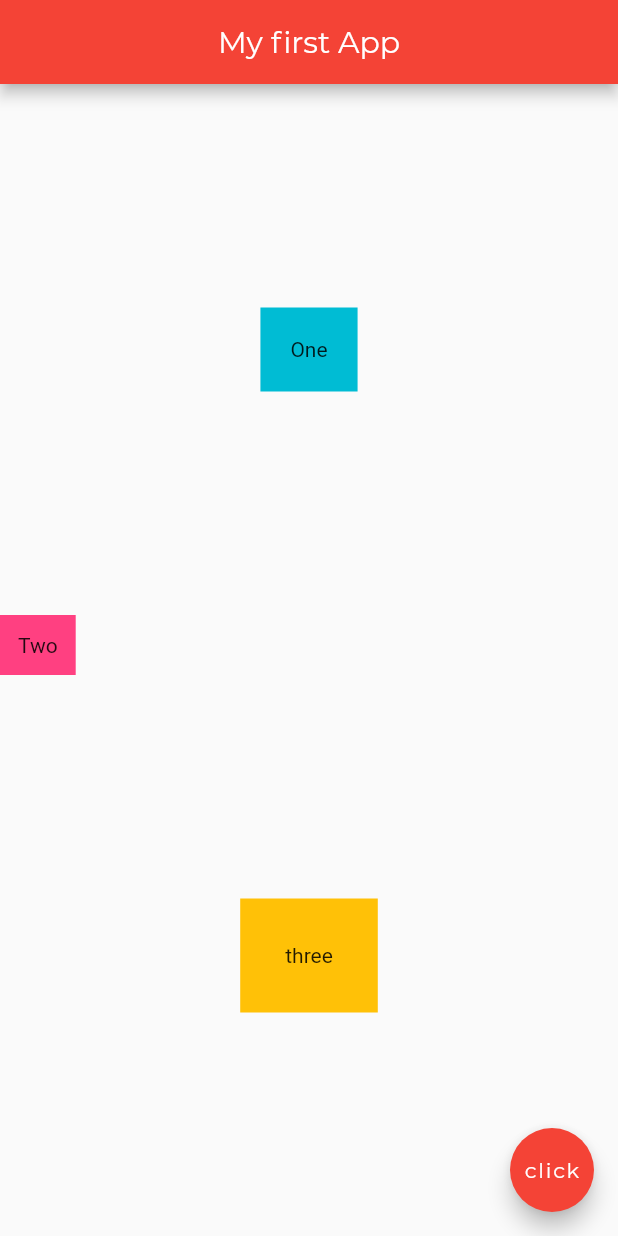
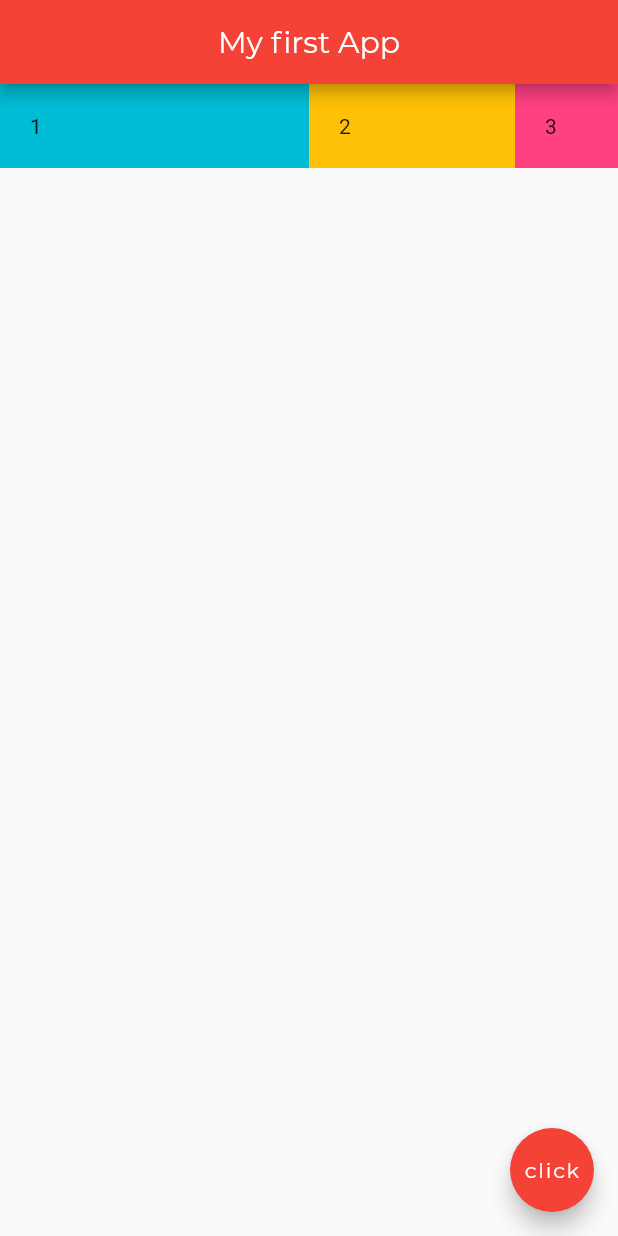
Before and after one commit to Felipemantilla01/flutter-netninja-course, a Flutter app: the screen it shows after launch, on a phone screen of 412 x 824 dp. Run offline on Flutter 3.47's test engine with Material 2 defaults, Android fonts, the phone set to English and light mode, and no system bars.

Commit message:
[feature] using and undestanding expanded widgets

```diff
--- a/lib/main.dart
+++ b/lib/main.dart
@@ -34,37 +34,32 @@ class MyHomePage extends StatelessWidget {
         centerTitle: true,
         backgroundColor: Colors.red,
       ),
-      body:Container(
-        width: double.infinity,
-        child: Column(
-          mainAxisAlignment: MainAxisAlignment.spaceEvenly,
-          crossAxisAlignment: CrossAxisAlignment.center,
-          children: [
-            Column(
-              children: [
-                Container(
-                  color: Colors.cyan,
-                  child: Text('One'),
-                  padding: EdgeInsets.all(20.0),
-                ),
-              ],
+      body:Row(
+        children: [
+          Expanded(
+            flex: 3,
+            child: Container(
+              padding: EdgeInsets.all(20),
+              child: Text('1'),
+              color: Colors.cyan,
             ),
-            Row(
-              children: [
-                Container(
-                  color: Colors.pinkAccent,
-                  child: Text('Two'),
-                  padding: EdgeInsets.all(12.0),
-                ),
-              ],
+          ),
+          Expanded(
+            flex: 2,
+            child: Container(
+              padding: EdgeInsets.all(20),
+              child: Text('2'),
+              color: Colors.amber,
             ),
-            Container(
-              color: Colors.amber,
-              child: Text('three'),
-              padding: EdgeInsets.all(30.0),
-            )
-          ],
-        ),
+          ),
+          Expanded(
+            child: Container(
+              padding: EdgeInsets.all(20),
+              child: Text('3'),
+              color: Colors.pinkAccent,
+            ),
+          ),
+        ],
       ),
       floatingActionButton: FloatingActionButton(
         child: Text('click', style: TextStyle(fontFamily: 'Montserrat')),
```
